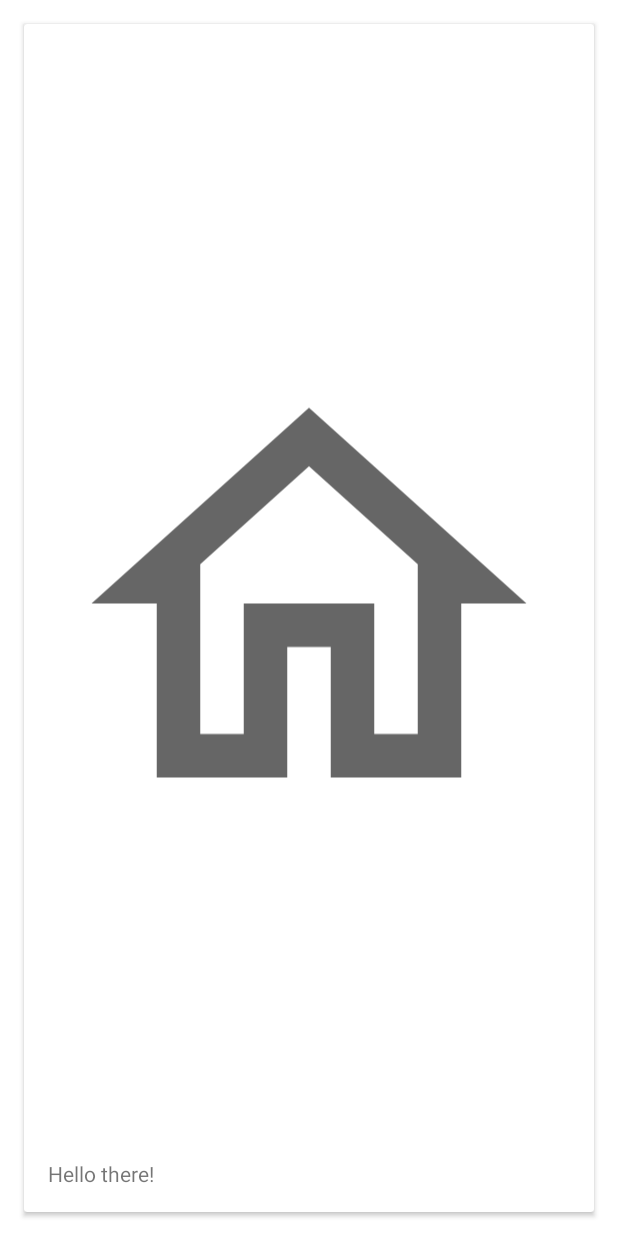
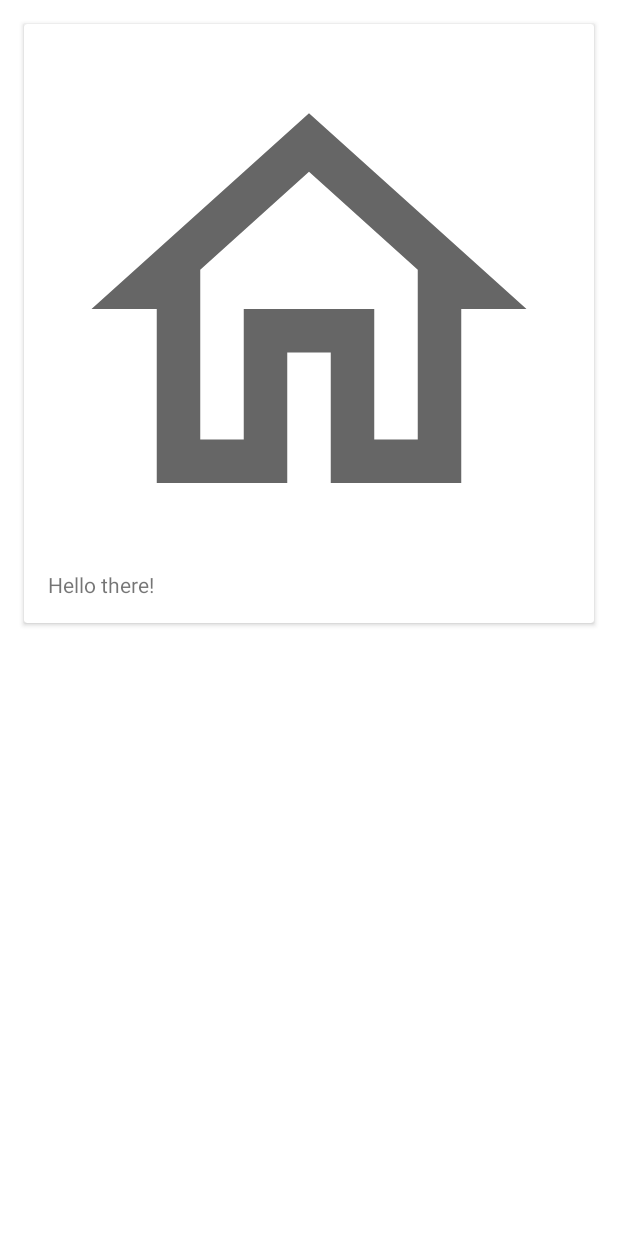
Before and after one commit to randomizerz/basicapp, an Android app: the layout item.xml on its own in the app's theme, with its tools: preview values and no code run, on a phone screen of 412 x 824 dp. Run offline under Robolectric (Android 15) with nearby library versions, the phone set to English and light mode, and no system bars.

```diff
--- a/app/build.gradle
+++ b/app/build.gradle
@@ -43,4 +43,7 @@ dependencies {
 
     implementation 'com.github.bumptech.glide:glide:4.13.2'
     annotationProcessor 'com.github.bumptech.glide:compiler:4.13.2'
+
+    implementation 'com.squareup.retrofit2:retrofit:2.9.0'
+    implementation 'com.squareup.retrofit2:converter-gson:2.9.0'
 }
--- a/app/src/main/res/layout/activity_items.xml
+++ b/app/src/main/res/layout/activity_items.xml
@@ -10,8 +10,6 @@
         android:id="@+id/rv_items"
         android:layout_width="match_parent"
         android:layout_height="match_parent"
-        android:orientation="horizontal"
         app:layoutManager="androidx.recyclerview.widget.LinearLayoutManager"
-        app:spanCount="3"
         tools:listitem="@layout/item" />
 </androidx.constraintlayout.widget.ConstraintLayout>
--- a/app/src/main/res/layout/item.xml
+++ b/app/src/main/res/layout/item.xml
@@ -1,28 +1,26 @@
 <?xml version="1.0" encoding="utf-8"?>
 <androidx.cardview.widget.CardView xmlns:android="http://schemas.android.com/apk/res/android"
     xmlns:tools="http://schemas.android.com/tools"
-    android:layout_width="wrap_content"
-    android:layout_height="match_parent"
+    android:layout_width="match_parent"
+    android:layout_height="wrap_content"
     android:layout_margin="16dp">
 
     <LinearLayout
-        android:layout_width="wrap_content"
-        android:layout_height="match_parent"
+        android:layout_width="match_parent"
+        android:layout_height="wrap_content"
         android:layout_margin="16dp"
         android:orientation="vertical">
 
         <ImageView
             android:id="@+id/iv_item"
-            android:layout_width="wrap_content"
-            android:layout_height="0dp"
-            android:layout_gravity="center_horizontal"
-            android:layout_weight="1"
+            android:layout_width="match_parent"
+            android:layout_height="wrap_content"
             android:adjustViewBounds="true"
             android:src="@drawable/outline_home_24" />
 
         <TextView
             android:id="@+id/tv_item"
-            android:layout_width="wrap_content"
+            android:layout_width="match_parent"
             android:layout_height="wrap_content"
             tools:text="Hello there!" />
     </LinearLayout>
```
Also changed, not shown: app/src/main/java/com/ntgclarity/basicapp/MainActivity.kt (+5 -5 lines), app/src/main/java/com/ntgclarity/basicapp/news/Article.kt (added, +17 -0 lines), app/src/main/java/com/ntgclarity/basicapp/news/Everything.kt (added, +12 -0 lines), app/src/main/java/com/ntgclarity/basicapp/news/NewsAPI.kt (added, +20 -0 lines), app/src/main/java/com/ntgclarity/basicapp/news/Source.kt (added, +11 -0 lines), app/src/main/java/com/ntgclarity/basicapp/recyclerview/ItemsActivity.kt (+35 -15 lines), app/src/main/java/com/ntgclarity/basicapp/recyclerview/ItemsAdapter.kt (+8 -11 lines).
